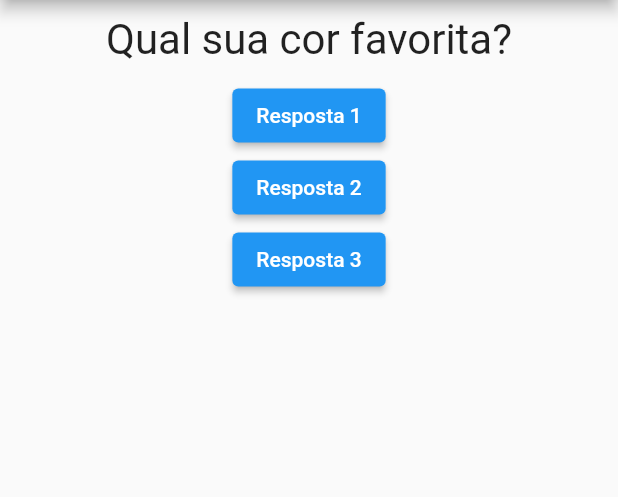
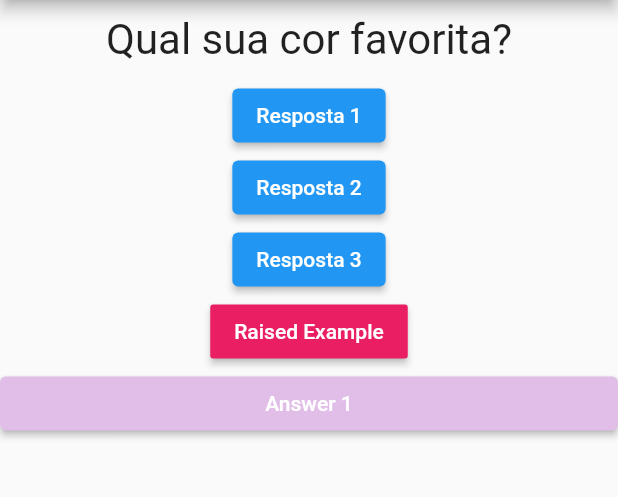
Before and after one commit to Gabones/QuizApp, a Flutter app: the screen it shows after launch, on a phone screen of 412 x 824 dp, the part 84-581 px from its top. Run offline on Flutter 3.47's test engine with Material 2 defaults, Android fonts, the phone set to English and light mode, and no system bars.

Commit message:
lesson 44

```diff
--- /dev/null
+++ b/lib/answer.dart
@@ -0,0 +1,21 @@
+import 'package:flutter/material.dart';
+
+class Answer extends StatelessWidget {
+  final Function selectHandler;
+
+  Answer(this.selectHandler);
+
+  @override
+  Widget build(BuildContext context) {
+    return Container(
+      width: double.infinity,
+      child: ElevatedButton(
+        style: ButtonStyle(
+          backgroundColor: MaterialStateProperty.all(Colors.purple[100]),
+        ),
+        child: Text('Answer 1'),
+        onPressed: selectHandler,
+      ),
+    );
+  }
+}
--- a/lib/main.dart
+++ b/lib/main.dart
@@ -1,5 +1,6 @@
 import 'package:flutter/material.dart';
 import './question.dart';
+import './answer.dart';
 
 // void main () {
 //   runApp(MyApp());
@@ -52,7 +53,18 @@ class _MyAppState extends State<MyApp> {
                 //...
                 print('Answer 3 chosen!');
               },
-            )
+            ),
+            RaisedButton(
+                color: Colors.pink,
+                child: Text(
+                  'Raised Example',
+                  style: TextStyle(color: Colors.white),
+                ),
+                onPressed: () {
+                  print('This does not do anything');
+                }
+            ),
+            Answer(_answerQuestion),
           ],
         ),
       ),
```
